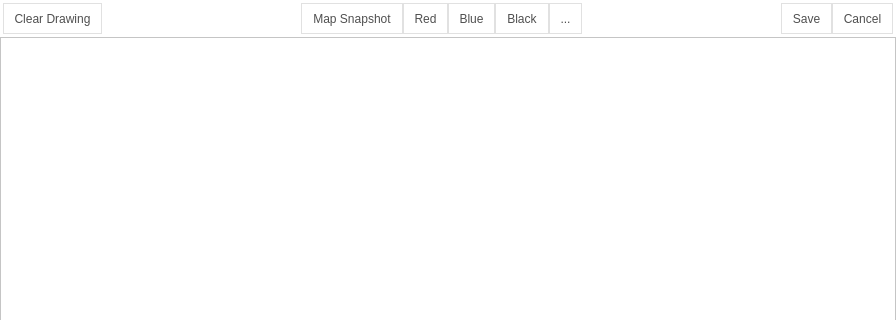
The window that src/roam/editorwidgets/uifiles/ui_drawingpad.ui (roam-qgis/Roam) describes before a commit, drawn with Qt 5; both pictures show x 0 to 896 and y 0 to 320 of the 896 by 583 pixel window.
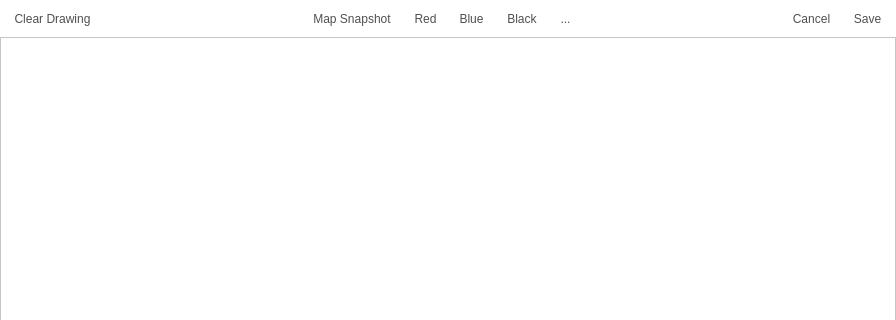
The same window after the commit. Icons and pictures are not drawn.

Commit message: Remove buttons border

The edit to the form file:
```diff
--- a/src/roam/editorwidgets/uifiles/ui_drawingpad.ui
+++ b/src/roam/editorwidgets/uifiles/ui_drawingpad.ui
@@ -24,13 +24,11 @@
 }
 
         QPushButton, QToolButton { 
-            border: 1px solid #e1e1e1;
             padding: 6px;
             color: #4f4f4f;
          }	
 
         QToolButton::checked { 
-            border: 1px solid #e1e1e1;
             padding: 6px;
 	background-color: rgba(85, 85, 255, 50);
          }	</string>
@@ -217,25 +215,6 @@
        </property>
       </spacer>
      </item>
-     <item>
-      <widget class="QToolButton" name="toolSave">
-       <property name="text">
-        <string>Save</string>
-       </property>
-       <property name="iconSize">
-        <size>
-         <width>32</width>
-         <height>32</height>
-        </size>
-       </property>
-       <property name="toolButtonStyle">
-        <enum>Qt::ToolButtonTextUnderIcon</enum>
-       </property>
-       <property name="autoRaise">
-        <bool>true</bool>
-       </property>
-      </widget>
-     </item>
      <item>
       <widget class="QToolButton" name="toolCancel">
        <property name="text">
@@ -255,6 +234,25 @@
        </property>
       </widget>
      </item>
+     <item>
+      <widget class="QToolButton" name="toolSave">
+       <property name="text">
+        <string>Save</string>
+       </property>
+       <property name="iconSize">
+        <size>
+         <width>32</width>
+         <height>32</height>
+        </size>
+       </property>
+       <property name="toolButtonStyle">
+        <enum>Qt::ToolButtonTextUnderIcon</enum>
+       </property>
+       <property name="autoRaise">
+        <bool>true</bool>
+       </property>
+      </widget>
+     </item>
     </layout>
    </item>
    <item>
```
